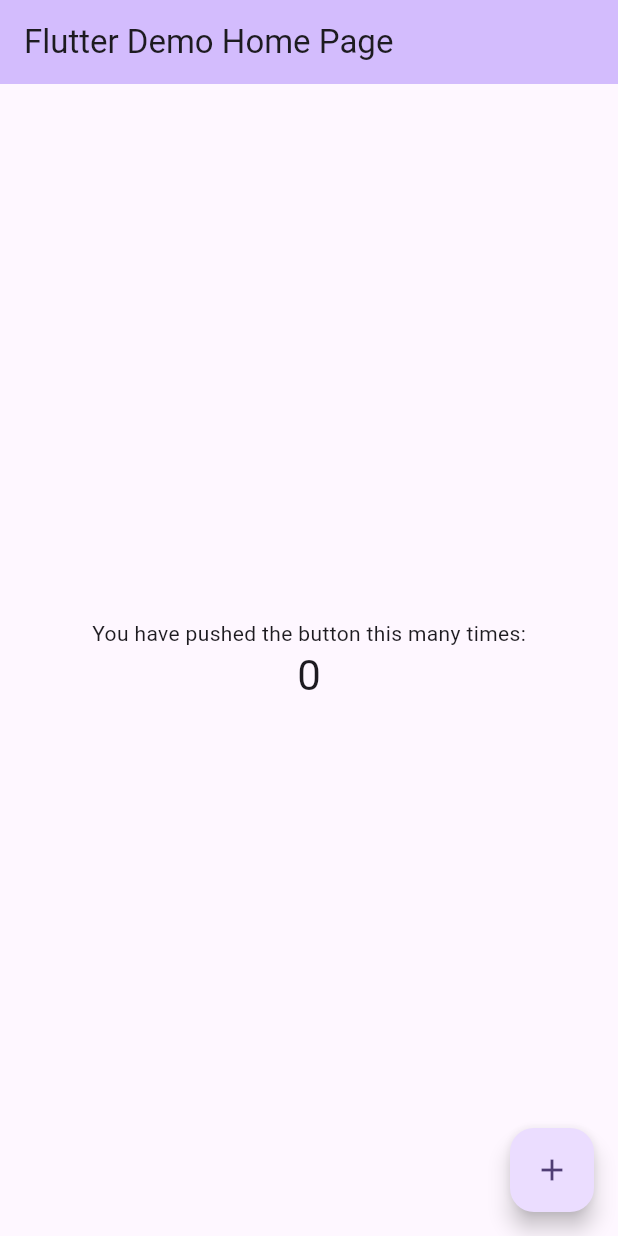
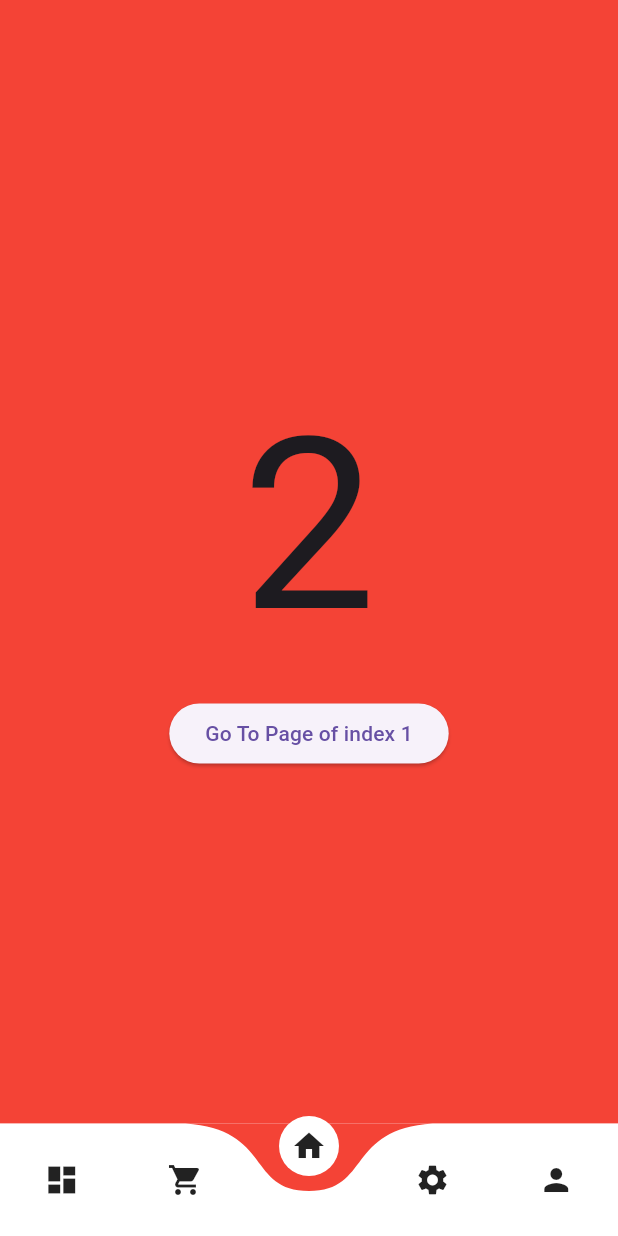
Before and after one commit to EputraP/smart-kost, a Flutter app: the screen it shows after launch, on a phone screen of 412 x 824 dp. Run offline on Flutter 3.47's test engine with Material 3 defaults, Android fonts, the phone set to English and light mode, and no system bars; drawn by our look-alikes of curved_navigation_bar; our stand-ins replace animated_splash_screen, lottie.

Commit message:
20240630_Splash Screen and Bottom Menu

```diff
--- a/lib/main.dart
+++ b/lib/main.dart
@@ -1,4 +1,6 @@
+import 'package:curved_navigation_bar/curved_navigation_bar.dart';
 import 'package:flutter/material.dart';
+import 'package:mobile_app/splash_screen.dart';
 
 void main() {
   runApp(const MyApp());
@@ -10,76 +12,79 @@ class MyApp extends StatelessWidget {
   // This widget is the root of your application.
   @override
   Widget build(BuildContext context) {
-    return MaterialApp(
-      title: 'Flutter Demo',
-      theme: ThemeData(
-        colorScheme: ColorScheme.fromSeed(seedColor: Colors.deepPurple),
-        useMaterial3: true,
-      ),
-      home: const MyHomePage(title: 'Flutter Demo Home Page'),
+    return const MaterialApp(
+      debugShowCheckedModeBanner: false,
+      home: SplashScreen(),
     );
   }
 }
 
 class MyHomePage extends StatefulWidget {
-  const MyHomePage({super.key, required this.title});
-
-  final String title;
+  const MyHomePage({super.key});
 
   @override
   State<MyHomePage> createState() => _MyHomePageState();
 }
 
 class _MyHomePageState extends State<MyHomePage> {
-  int _counter = 0;
+  int _page = 2;
+  Color bgColor = Colors.red;
+  GlobalKey<CurvedNavigationBarState> _bottomNavigationKey = GlobalKey();
 
-  void _incrementCounter() {
-    setState(() {
-      _counter++;
-    });
-  }
+  final List<Widget> _navigationItem = [
+    const Icon(Icons.dashboard),
+    const Icon(Icons.shopping_cart),
+    const Icon(Icons.home),
+    const Icon(Icons.settings),
+    const Icon(Icons.person)
+  ];
 
   @override
   Widget build(BuildContext context) {
     return Scaffold(
-      appBar: AppBar(
-        backgroundColor: Theme.of(context).colorScheme.inversePrimary,
-        title: Text(widget.title),
-      ),
-      body: Center(
-        // Center is a layout widget. It takes a single child and positions it
-        // in the middle of the parent.
-        child: Column(
-          // Column is also a layout widget. It takes a list of children and
-          // arranges them vertically. By default, it sizes itself to fit its
-          // children horizontally, and tries to be as tall as its parent.
-          //
-          // Column has various properties to control how it sizes itself and
-          // how it positions its children. Here we use mainAxisAlignment to
-          // center the children vertically; the main axis here is the vertical
-          // axis because Columns are vertical (the cross axis would be
-          // horizontal).
-          //
-          // TRY THIS: Invoke "debug painting" (choose the "Toggle Debug Paint"
-          // action in the IDE, or press "p" in the console), to see the
-          // wireframe for each widget.
-          mainAxisAlignment: MainAxisAlignment.center,
-          children: <Widget>[
-            const Text(
-              'You have pushed the button this many times:',
-            ),
-            Text(
-              '$_counter',
-              style: Theme.of(context).textTheme.headlineMedium,
-            ),
-          ],
+      body: Container(
+        color: bgColor,
+        child: Center(
+          child: Column(
+            mainAxisAlignment: MainAxisAlignment.center,
+            children: <Widget>[
+              Text(_page.toString(), style: TextStyle(fontSize: 160)),
+              ElevatedButton(
+                child: Text('Go To Page of index 1'),
+                onPressed: () {
+                  final CurvedNavigationBarState? navBarState =
+                      _bottomNavigationKey.currentState;
+                  navBarState?.setPage(1);
+                },
+              )
+            ],
+          ),
         ),
       ),
-      floatingActionButton: FloatingActionButton(
-        onPressed: _incrementCounter,
-        tooltip: 'Increment',
-        child: const Icon(Icons.add),
-      ), // This trailing comma makes auto-formatting nicer for build methods.
+      bottomNavigationBar: CurvedNavigationBar(
+        key: _bottomNavigationKey,
+        backgroundColor: bgColor,
+        items: _navigationItem,
+        index: 2,
+        animationDuration: const Duration(milliseconds: 300),
+        onTap: (index) {
+          if (index == 0) {
+            bgColor = Colors.blue;
+          } else if (index == 1) {
+            bgColor = Colors.yellow;
+          } else if (index == 2) {
+            bgColor = Colors.red;
+          } else if (index == 3) {
+            bgColor = Colors.green;
+          } else if (index == 4) {
+            bgColor = Colors.teal;
+          }
+          setState(() {
+            _page = index;
+          });
+        },
+        letIndexChange: (index) => true,
+      ),
     );
   }
 }
--- /dev/null
+++ b/lib/splash_screen.dart
@@ -0,0 +1,18 @@
+import 'package:animated_splash_screen/animated_splash_screen.dart';
+import 'package:flutter/material.dart';
+import 'package:lottie/lottie.dart';
+import 'package:mobile_app/main.dart';
+
+class SplashScreen extends StatelessWidget {
+  const SplashScreen({Key? key}) : super(key: key);
+
+  @override
+  Widget build(BuildContext context) {
+    return AnimatedSplashScreen(
+      splash: LottieBuilder.asset("assets/animation/home_splash_screen.json"),
+      nextScreen: const MyHomePage(),
+      splashIconSize: 300,
+      backgroundColor: Colors.blue,
+    );
+  }
+}
```
Also changed, not shown: pubspec.yaml (+8 -6 lines), assets/icons/home-icon-silhouette.png (added), lib/home/home.dart (added), lib/s.dart (added), pubspec.lock.
